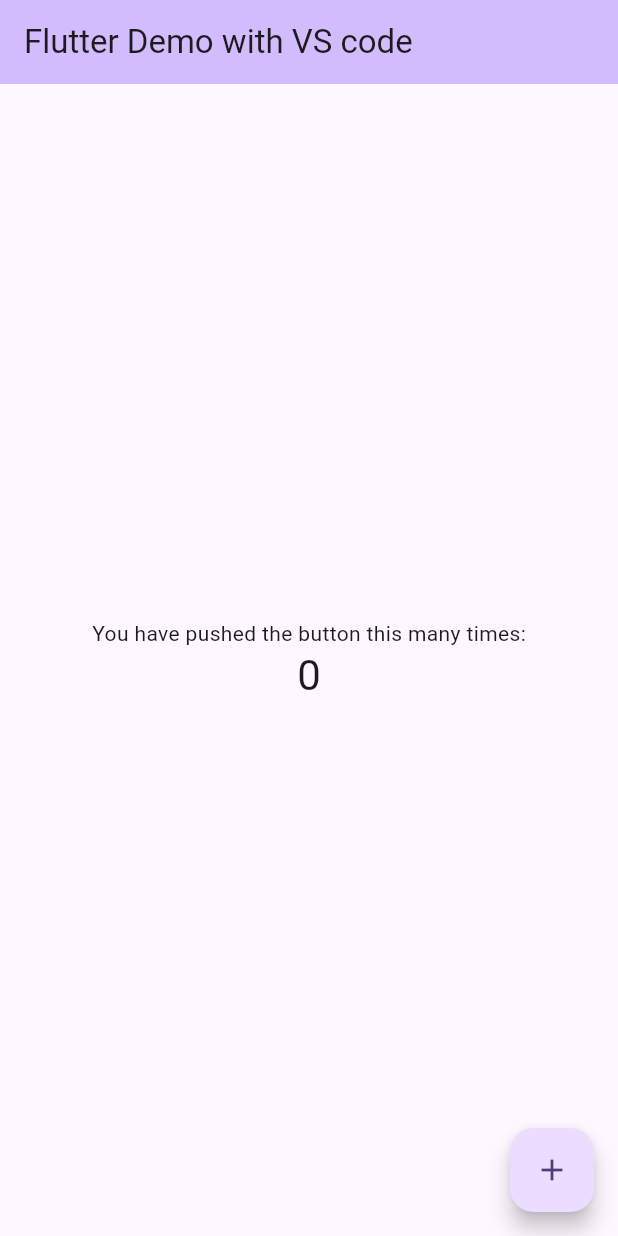
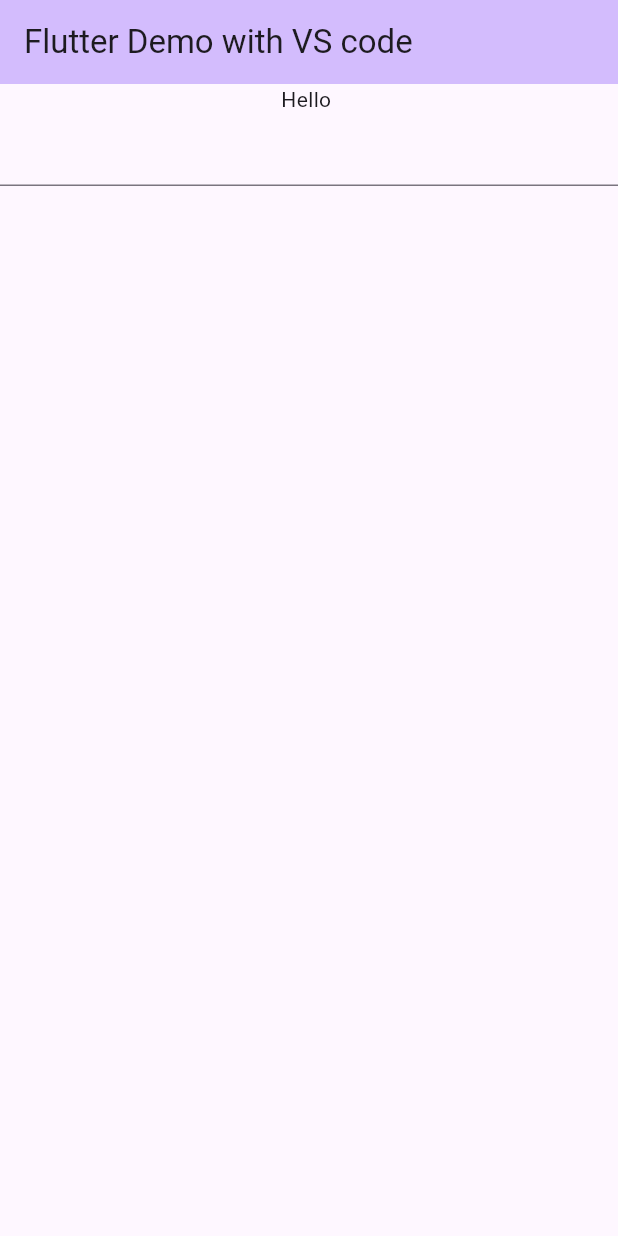
Before and after one commit to Malisha4065/coffee_masters, a Flutter app: the screen it shows after launch, on a phone screen of 412 x 824 dp. Run offline on Flutter 3.47's test engine with Material 3 defaults, Android fonts, the phone set to English and light mode, and no system bars.

```diff
--- a/lib/main.dart
+++ b/lib/main.dart
@@ -2,6 +2,40 @@ import 'package:flutter/material.dart';
 
 void main() {
   runApp(const MyApp());
+}
+
+class Greet extends StatefulWidget {
+  const Greet({super.key});
+
+  @override
+  State<Greet> createState() => _GreetState();
+}
+
+class _GreetState extends State<Greet> {
+  // State variable
+  var name = "";
+
+  @override
+  Widget build(BuildContext context) {
+    return Column(
+      children: [
+        Text("Hello $name"),
+        TextField(
+            onChanged: (value) => setState(() {
+                  name = value;
+                }))
+      ],
+    );
+  }
+}
+
+class HelloWorld extends StatelessWidget {
+  const HelloWorld({Key? key}) : super(key: key);
+
+  @override
+  Widget build(BuildContext context) {
+    return const Text("Hello World");
+  }
 }
 
 class MyApp extends StatelessWidget {
@@ -13,21 +47,6 @@ class MyApp extends StatelessWidget {
     return MaterialApp(
       title: 'Flutter Demo',
       theme: ThemeData(
-        // This is the theme of your application.
-        //
-        // TRY THIS: Try running your application with "flutter run". You'll see
-        // the application has a purple toolbar. Then, without quitting the app,
-        // try changing the seedColor in the colorScheme below to Colors.green
-        // and then invoke "hot reload" (save your changes or press the "hot
-        // reload" button in a Flutter-supported IDE, or press "r" if you used
-        // the command line to start the app).
-        //
-        // Notice that the counter didn't reset back to zero; the application
-        // state is not lost during the reload. To reset the state, use hot
-        // restart instead.
-        //
-        // This works for code too, not just values: Most code changes can be
-        // tested with just a hot reload.
         colorScheme: ColorScheme.fromSeed(seedColor: Colors.deepPurple),
         useMaterial3: true,
       ),
@@ -39,15 +58,6 @@ class MyApp extends StatelessWidget {
 class MyHomePage extends StatefulWidget {
   const MyHomePage({super.key, required this.title});
 
-  // This widget is the home page of your application. It is stateful, meaning
-  // that it has a State object (defined below) that contains fields that affect
-  // how it looks.
-
-  // This class is the configuration for the state. It holds the values (in this
-  // case the title) provided by the parent (in this case the App widget) and
-  // used by the build method of the State. Fields in a Widget subclass are
-  // always marked "final".
-
   final String title;
 
   @override
@@ -55,71 +65,14 @@ class MyHomePage extends StatefulWidget {
 }
 
 class _MyHomePageState extends State<MyHomePage> {
-  int _counter = 0;
-
-  void _incrementCounter() {
-    setState(() {
-      // This call to setState tells the Flutter framework that something has
-      // changed in this State, which causes it to rerun the build method below
-      // so that the display can reflect the updated values. If we changed
-      // _counter without calling setState(), then the build method would not be
-      // called again, and so nothing would appear to happen.
-      _counter++;
-    });
-  }
-
   @override
   Widget build(BuildContext context) {
-    // This method is rerun every time setState is called, for instance as done
-    // by the _incrementCounter method above.
-    //
-    // The Flutter framework has been optimized to make rerunning build methods
-    // fast, so that you can just rebuild anything that needs updating rather
-    // than having to individually change instances of widgets.
     return Scaffold(
       appBar: AppBar(
-        // TRY THIS: Try changing the color here to a specific color (to
-        // Colors.amber, perhaps?) and trigger a hot reload to see the AppBar
-        // change color while the other colors stay the same.
         backgroundColor: Theme.of(context).colorScheme.inversePrimary,
-        // Here we take the value from the MyHomePage object that was created by
-        // the App.build method, and use it to set our appbar title.
         title: Text(widget.title),
       ),
-      body: Center(
-        // Center is a layout widget. It takes a single child and positions it
-        // in the middle of the parent.
-        child: Column(
-          // Column is also a layout widget. It takes a list of children and
-          // arranges them vertically. By default, it sizes itself to fit its
-          // children horizontally, and tries to be as tall as its parent.
-          //
-          // Column has various properties to control how it sizes itself and
-          // how it positions its children. Here we use mainAxisAlignment to
-          // center the children vertically; the main axis here is the vertical
-          // axis because Columns are vertical (the cross axis would be
-          // horizontal).
-          //
-          // TRY THIS: Invoke "debug painting" (choose the "Toggle Debug Paint"
-          // action in the IDE, or press "p" in the console), to see the
-          // wireframe for each widget.
-          mainAxisAlignment: MainAxisAlignment.center,
-          children: <Widget>[
-            const Text(
-              'You have pushed the button this many times:',
-            ),
-            Text(
-              '$_counter',
-              style: Theme.of(context).textTheme.headlineMedium,
-            ),
-          ],
-        ),
-      ),
-      floatingActionButton: FloatingActionButton(
-        onPressed: _incrementCounter,
-        tooltip: 'Increment',
-        child: const Icon(Icons.add),
-      ), // This trailing comma makes auto-formatting nicer for build methods.
+      body: Greet(),
     );
   }
 }
```
